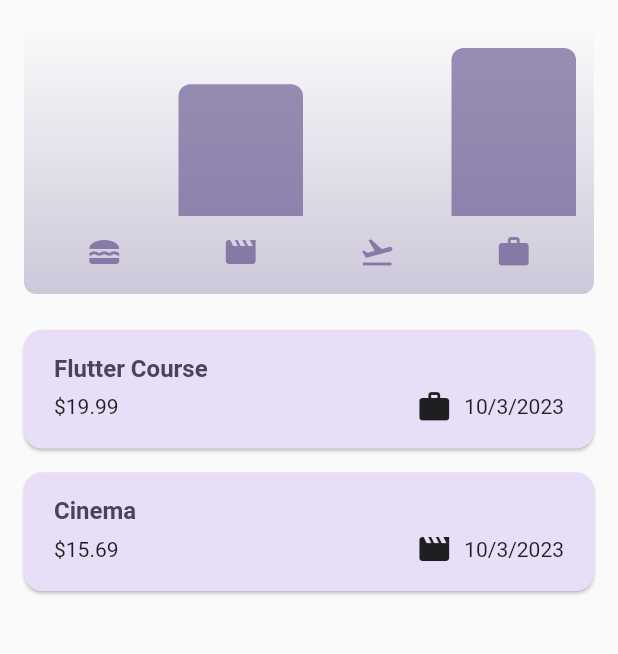
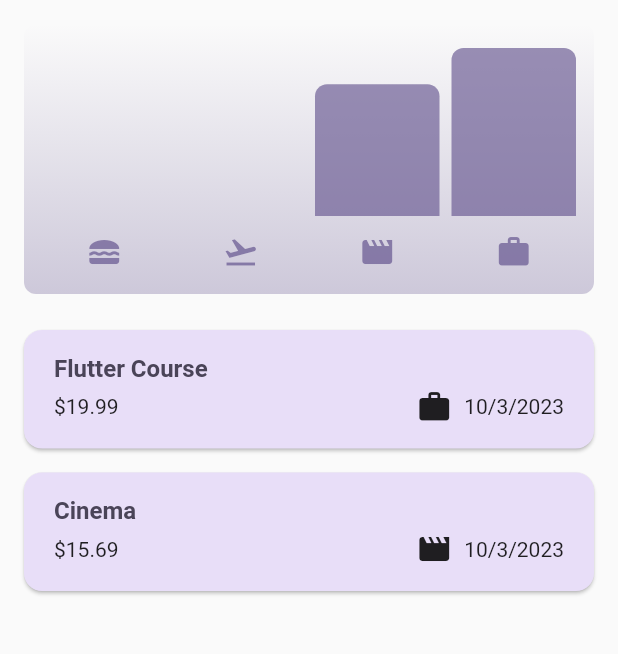
Before and after one commit to Dardnos/ExpenseTrackerApp, a Flutter app: the screen it shows after launch, on a phone screen of 412 x 824 dp, the part 84-738 px from its top. Run offline on Flutter 3.47's test engine with Material 2 defaults, Android fonts, the phone set to English and light mode, and no system bars.

Commit message:
Adding new categories up and running

```diff
--- a/lib/models/expense.dart
+++ b/lib/models/expense.dart
@@ -1,8 +1,7 @@
 /// Import necessary packages and libraries
-import 'package:flutter/material.dart';
 import 'package:uuid/uuid.dart'; // For generating unique IDs
 import 'package:intl/intl.dart'; // For date formatting
-import 'package:expense_tracker/widgets/categories.dart';
+import 'package:expense_tracker/widgets/category_page.dart';
 
 /// Create a date formatter with the "month/day/year" format
 final formatter = DateFormat.yMd();
@@ -23,7 +22,7 @@ class Expense {
   final String title; // Title of the expense
   final double amount; // Amount spent
   final DateTime date; // Date of the expense
-  final Category category; // Category of the expense
+  final CategoryItem category; // Category of the expense
 
   /// Get the formatted date as a string
   String get formattedDate {
@@ -44,7 +43,7 @@ class ExpenseBucket {
       .where((expense) => expense.category == category)
       .toList();
 
-  final Category category; // Category of the expenses in this bucket
+  final CategoryItem category; // Category of the expenses in this bucket
   final List<Expense> expenses; // List of expenses in this category
 
   /// Calculate the total expenses within this bucket
--- a/lib/widgets/categories.dart
+++ b/lib/widgets/category_page.dart
@@ -1,23 +1,13 @@
 import 'package:flutter/material.dart';
 
-class EditCategoryPage extends StatefulWidget {
-  const EditCategoryPage({Key? key}) : super(key: key);
+class CategoryPage extends StatefulWidget {
+  const CategoryPage({Key? key}) : super(key: key);
 
   @override
-  State<EditCategoryPage> createState() {
-    return _EditCategoryPageState();
+  State<CategoryPage> createState() {
+    return _CategoryPageState();
   }
 }
-/// Define an enumeration 'Category' to represent expense categories
-enum Category { food, travel, leisure, work }
-
-/// Define icons for each expense category
-const categoryIcons = {
-  Category.food: Icons.lunch_dining,
-  Category.travel: Icons.flight_takeoff,
-  Category.leisure: Icons.movie,
-  Category.work: Icons.work,
-};
 
 /// Define a class to represent expense categories with icons
 class CategoryItem {
@@ -28,13 +18,13 @@ class CategoryItem {
 }
 
 List<CategoryItem> categoryItems = [
-  CategoryItem("food", Icons.lunch_dining),
-  CategoryItem("travel", Icons.flight_takeoff),
-  CategoryItem("leisure", Icons.movie),
-  CategoryItem("work", Icons.work),
+  CategoryItem("Food", Icons.lunch_dining),
+  CategoryItem("Travel", Icons.flight_takeoff),
+  CategoryItem("Leisure", Icons.movie),
+  CategoryItem("Work", Icons.work),
 ];
 
-class _EditCategoryPageState extends State<EditCategoryPage> {
+class _CategoryPageState extends State<CategoryPage> {
 
   void _addNewCategory(String newCategory) {
     setState(() {
@@ -84,7 +74,6 @@ class _EditCategoryPageState extends State<EditCategoryPage> {
                     onPressed: () {
                       if (newCategoryName.isNotEmpty) {
                         // Add the new CategoryItem to the list
-
                         _addNewCategory(newCategoryName);
                         Navigator.of(context).pop(); // Close the dialog
                       }
--- a/lib/widgets/chart/chart.dart
+++ b/lib/widgets/chart/chart.dart
@@ -2,7 +2,7 @@
 import 'package:flutter/material.dart';
 import 'package:expense_tracker/widgets/chart/chart_bar.dart';
 import 'package:expense_tracker/models/expense.dart';
-import 'package:expense_tracker/widgets/categories.dart';
+import 'package:expense_tracker/widgets/category_page.dart';
 
 // Define the 'Chart' class, which is a StatelessWidget
 class Chart extends StatelessWidget {
@@ -13,12 +13,11 @@ class Chart extends StatelessWidget {
 
   /// Get a list of expense buckets
   List<ExpenseBucket> get buckets {
-    return [
-      ExpenseBucket.forCategory(expenses, Category.food),
-      ExpenseBucket.forCategory(expenses, Category.leisure),
-      ExpenseBucket.forCategory(expenses, Category.travel),
-      ExpenseBucket.forCategory(expenses, Category.work),
-    ];
+    List<ExpenseBucket> buckets = [];
+    for (final category in categoryItems) {
+      buckets.add(ExpenseBucket.forCategory(expenses, category));
+    }
+    return buckets;
   }
 
   /// Calculate the maximum total expense for scaling
@@ -81,7 +80,7 @@ class Chart extends StatelessWidget {
                 child: Padding(
                   padding: const EdgeInsets.symmetric(horizontal: 4),
                   child: Icon(
-                    categoryIcons[bucket.category],
+                    bucket.category.icon,
                     color: isDarkMode
                         ? Theme.of(context).colorScheme.secondary
                         : Theme.of(context)
--- a/lib/widgets/expenses.dart
+++ b/lib/widgets/expenses.dart
@@ -4,7 +4,7 @@ import 'package:expense_tracker/widgets/new_expense.dart';
 import 'package:expense_tracker/widgets/expenses_list/expenses_list.dart';
 import 'package:expense_tracker/models/expense.dart';
 import 'package:expense_tracker/widgets/chart/chart.dart';
-import 'package:expense_tracker/widgets/categories.dart';
+import 'package:expense_tracker/widgets/category_page.dart';
 
 /// Define the 'Expenses' class, which is a StatefulWidget
 class Expenses extends StatefulWidget {
@@ -23,13 +23,13 @@ class _ExpensesState extends State<Expenses> {
       title: 'Flutter Course',
       amount: 19.99,
       date: DateTime.now(),
-      category: Category.work,
+      category: categoryItems[3],
     ),
     Expense(
       title: 'Cinema',
       amount: 15.69,
       date: DateTime.now(),
-      category: Category.leisure,
+      category: categoryItems[2],
     ),
   ];
 
--- a/lib/widgets/expenses_list/expense_item.dart
+++ b/lib/widgets/expenses_list/expense_item.dart
@@ -1,7 +1,6 @@
 /// Import necessary packages and the 'Expense' model
 import 'package:flutter/material.dart';
 import 'package:expense_tracker/models/expense.dart';
-import 'package:expense_tracker/widgets/categories.dart';
 
 /// Define the 'ExpenseItem' class, which is a StatelessWidget
 class ExpenseItem extends StatelessWidget {
@@ -40,7 +39,7 @@ class ExpenseItem extends StatelessWidget {
                 Row(
                   children: [
                     // Display the expense category icon
-                    Icon(categoryIcons[expense.category]),
+                    Icon(expense.category.icon),
                     const SizedBox(width: 8), // Add a small horizontal space
                     // Display the formatted date of the expense
                     Text(expense.formattedDate),
```
Also changed, not shown: lib/widgets/new_expense.dart (+9 -5 lines).
